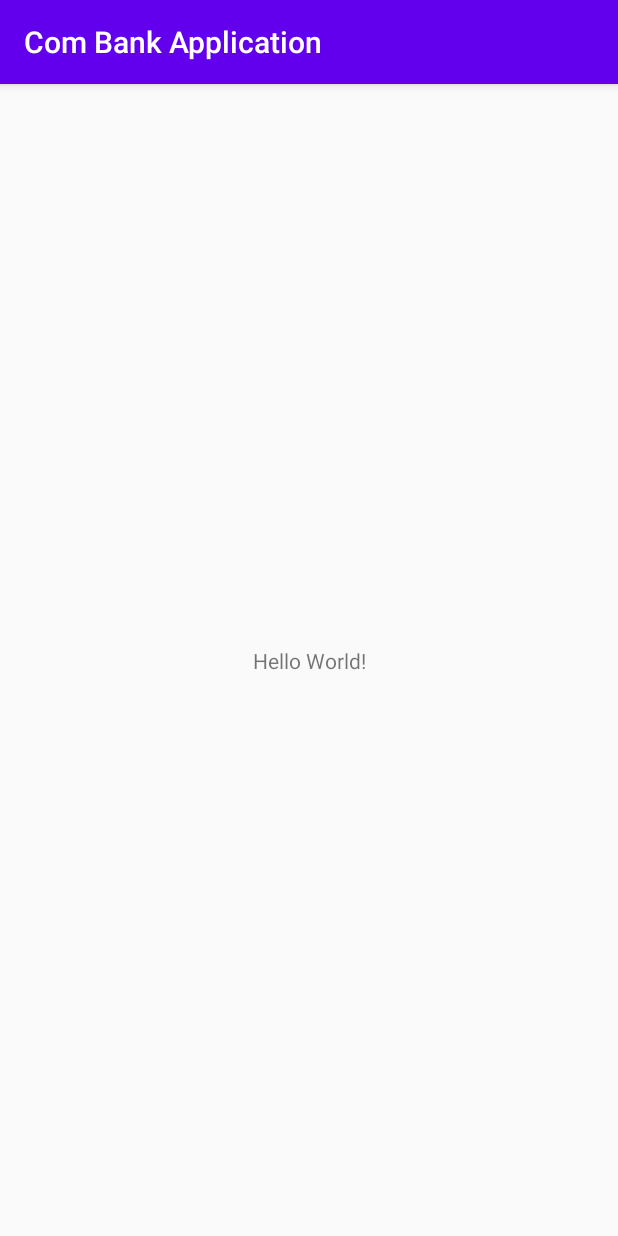
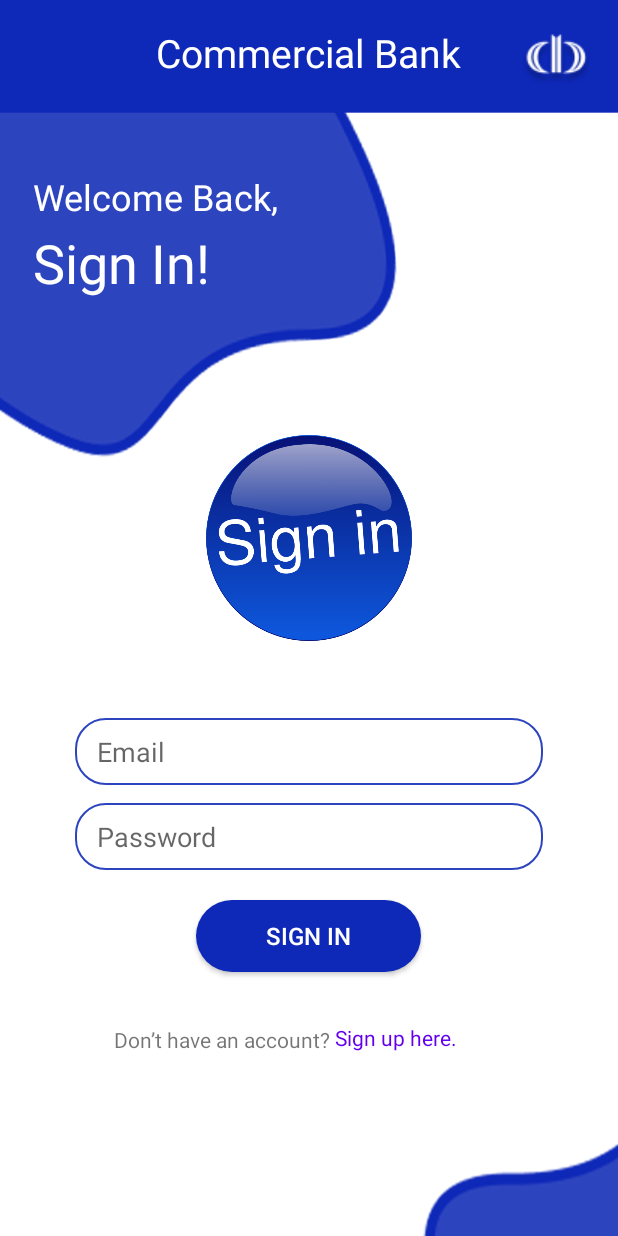
Before and after one commit to AshenSenevirathne/Com-Bank-App, an Android app: the screen it shows after launch (MainActivity before the commit, AS_Login after it), on a phone screen of 412 x 824 dp. Run offline under Robolectric (Android 15) with nearby library versions, the phone set to English and light mode, and no system bars.

Commit message:
Sign In Interface Created.

```diff
--- a/app/src/main/AndroidManifest.xml
+++ b/app/src/main/AndroidManifest.xml
@@ -9,13 +9,16 @@
         android:roundIcon="@mipmap/ic_launcher_round"
         android:supportsRtl="true"
         android:theme="@style/AppTheme">
-        <activity android:name=".MainActivity">
+        <activity android:name=".AS_Login">
             <intent-filter>
                 <action android:name="android.intent.action.MAIN" />
 
                 <category android:name="android.intent.category.LAUNCHER" />
             </intent-filter>
         </activity>
+        <activity android:name=".MainActivity">
+
+        </activity>
     </application>
 
 </manifest>
--- /dev/null
+++ b/app/src/main/java/com/example/combankapplication/AS_Login.java
@@ -0,0 +1,28 @@
+package com.example.combankapplication;
+
+import androidx.appcompat.app.AppCompatActivity;
+
+import android.content.Intent;
+import android.os.Bundle;
+import android.util.Log;
+import android.view.View;
+import android.widget.Button;
+
+public class AS_Login extends AppCompatActivity {
+
+    private Button LoginBtn;
+    @Override
+    protected void onCreate(Bundle savedInstanceState) {
+        super.onCreate(savedInstanceState);
+        setContentView(R.layout.activity_a_s__login);
+
+        LoginBtn = findViewById(R.id.LoginBtn);
+
+        LoginBtn.setOnClickListener(new View.OnClickListener() {
+            @Override
+            public void onClick(View v) {
+                startActivity(new Intent(AS_Login.this, MainActivity.class));
+            }
+        });
+    }
+}
--- /dev/null
+++ b/app/src/main/res/drawable/button_style.xml
@@ -0,0 +1,5 @@
+<?xml version="1.0" encoding="utf-8"?>
+<shape xmlns:android="http://schemas.android.com/apk/res/android" android:shape="rectangle">
+    <solid android:color="#0E28B8" />
+    <corners android:radius="60px"/>
+</shape>
--- /dev/null
+++ b/app/src/main/res/drawable/text_box_style.xml
@@ -0,0 +1,14 @@
+<?xml version="1.0" encoding="utf-8"?>
+<shape xmlns:android="http://schemas.android.com/apk/res/android">
+
+    <solid android:color="#ffffff"/>
+    <stroke
+        android:width="1dp"
+        android:color="#2D44BF"/>
+    <corners android:radius="20dp"/>
+    <padding
+        android:bottom="10dp"
+        android:top="10dp"
+        android:left="15dp"
+        android:right="15dp" />
+</shape>
--- /dev/null
+++ b/app/src/main/res/layout/activity_a_s__login.xml
@@ -0,0 +1,165 @@
+<?xml version="1.0" encoding="utf-8"?>
+<androidx.constraintlayout.widget.ConstraintLayout xmlns:android="http://schemas.android.com/apk/res/android"
+    xmlns:app="http://schemas.android.com/apk/res-auto"
+    xmlns:tools="http://schemas.android.com/tools"
+    android:layout_width="match_parent"
+    android:layout_height="match_parent"
+    android:background="@drawable/main_background_layout"
+    tools:context=".AS_Login">
+
+    <TextView
+        android:id="@+id/textView4"
+        android:layout_width="wrap_content"
+        android:layout_height="wrap_content"
+        android:text="Commercial Bank"
+        android:textColor="@android:color/background_light"
+        android:textSize="26sp"
+        app:layout_constraintBottom_toBottomOf="parent"
+        app:layout_constraintEnd_toEndOf="parent"
+        app:layout_constraintHorizontal_bias="0.497"
+        app:layout_constraintStart_toStartOf="parent"
+        app:layout_constraintTop_toTopOf="parent"
+        app:layout_constraintVertical_bias="0.022" />
+
+    <TextView
+        android:id="@+id/textView"
+        android:layout_width="wrap_content"
+        android:layout_height="wrap_content"
+        android:text="Welcome Back,"
+        android:textColor="@android:color/background_light"
+        android:textSize="24sp"
+        app:layout_constraintBottom_toBottomOf="parent"
+        app:layout_constraintEnd_toEndOf="parent"
+        app:layout_constraintHorizontal_bias="0.088"
+        app:layout_constraintStart_toStartOf="parent"
+        app:layout_constraintTop_toTopOf="parent"
+        app:layout_constraintVertical_bias="0.145" />
+
+    <TextView
+        android:id="@+id/textView2"
+        android:layout_width="wrap_content"
+        android:layout_height="wrap_content"
+        android:text="Sign In!"
+        android:textColor="@android:color/background_light"
+        android:textSize="36sp"
+        app:layout_constraintBottom_toBottomOf="parent"
+        app:layout_constraintEnd_toEndOf="parent"
+        app:layout_constraintHorizontal_bias="0.075"
+        app:layout_constraintStart_toStartOf="parent"
+        app:layout_constraintTop_toTopOf="parent"
+        app:layout_constraintVertical_bias="0.194" />
+
+    <ImageView
+        android:id="@+id/imageView2"
+        android:layout_width="wrap_content"
+        android:layout_height="wrap_content"
+        app:layout_constraintBottom_toBottomOf="parent"
+        app:layout_constraintEnd_toEndOf="parent"
+        app:layout_constraintHorizontal_bias="0.955"
+        app:layout_constraintStart_toStartOf="parent"
+        app:layout_constraintTop_toTopOf="parent"
+        app:layout_constraintVertical_bias="0.021"
+        app:srcCompat="@drawable/com_bank_logo" />
+
+
+
+    <EditText
+        android:id="@+id/email"
+        android:layout_width="match_parent"
+        android:layout_height="wrap_content"
+        android:layout_marginLeft="50dp"
+        android:layout_marginRight="50dp"
+        android:background="@drawable/text_box_style"
+        android:ems="10"
+        android:hint="Email"
+        android:inputType="textPersonName"
+        android:textColor="@android:color/darker_gray"
+        app:layout_constraintBottom_toBottomOf="parent"
+        app:layout_constraintTop_toTopOf="parent"
+        app:layout_constraintVertical_bias="0.614"
+        tools:layout_editor_absoluteX="0dp" />
+
+    <EditText
+        android:id="@+id/password"
+        android:layout_width="match_parent"
+        android:layout_height="wrap_content"
+        android:layout_marginLeft="50dp"
+        android:layout_marginRight="50dp"
+        android:layout_marginTop="12dp"
+        android:background="@drawable/text_box_style"
+        android:ems="10"
+        android:hint="Password"
+        android:inputType="textPersonName"
+        android:textColor="@android:color/darker_gray"
+        app:layout_constraintTop_toBottomOf="@+id/email"
+        tools:layout_editor_absoluteX="50dp" />
+
+    <Button
+        android:id="@+id/LoginBtn"
+        android:layout_width="150dp"
+        android:layout_height="wrap_content"
+        android:layout_marginTop="20dp"
+        android:background="@drawable/button_style"
+        android:text="Sign In"
+        android:textColor="@android:color/background_light"
+        android:textSize="16sp"
+        app:layout_constraintEnd_toEndOf="parent"
+        app:layout_constraintHorizontal_bias="0.498"
+        app:layout_constraintStart_toStartOf="parent"
+        app:layout_constraintTop_toBottomOf="@+id/password" />
+
+    <LinearLayout
+        android:id="@+id/linearLayout"
+        android:layout_width="match_parent"
+        android:layout_height="50dp"
+        android:orientation="horizontal"
+        app:layout_constraintBottom_toBottomOf="parent"
+        app:layout_constraintTop_toBottomOf="@+id/LoginBtn"
+        app:layout_constraintVertical_bias="0.153"
+        tools:layout_editor_absoluteX="0dp">
+
+        <androidx.constraintlayout.widget.ConstraintLayout
+            android:layout_width="match_parent"
+            android:layout_height="match_parent">
+
+            <TextView
+                android:id="@+id/textView6"
+                android:layout_width="wrap_content"
+                android:layout_height="wrap_content"
+                android:layout_marginStart="76dp"
+                android:layout_marginLeft="76dp"
+                android:text="Don’t have an account? "
+                app:layout_constraintBottom_toBottomOf="parent"
+                app:layout_constraintStart_toStartOf="parent"
+                app:layout_constraintTop_toTopOf="parent"
+                app:layout_constraintVertical_bias="0.516" />
+
+            <TextView
+                android:id="@+id/textView7"
+                android:layout_width="wrap_content"
+                android:layout_height="wrap_content"
+                android:layout_marginEnd="16dp"
+                android:layout_marginRight="16dp"
+                android:text="Sign up here."
+                android:textColor="@color/colorPrimary"
+                app:layout_constraintBottom_toBottomOf="parent"
+                app:layout_constraintEnd_toEndOf="parent"
+                app:layout_constraintHorizontal_bias="0.0"
+                app:layout_constraintStart_toEndOf="@+id/textView6"
+                app:layout_constraintTop_toTopOf="parent"
+                app:layout_constraintVertical_bias="0.483" />
+        </androidx.constraintlayout.widget.ConstraintLayout>
+    </LinearLayout>
+
+    <ImageView
+        android:id="@+id/imageView3"
+        android:layout_width="137dp"
+        android:layout_height="164dp"
+        app:layout_constraintBottom_toBottomOf="parent"
+        app:layout_constraintEnd_toEndOf="parent"
+        app:layout_constraintStart_toStartOf="parent"
+        app:layout_constraintTop_toTopOf="parent"
+        app:layout_constraintVertical_bias="0.419"
+        app:srcCompat="@drawable/sign_in" />
+
+</androidx.constraintlayout.widget.ConstraintLayout>
--- a/app/src/main/res/values/styles.xml
+++ b/app/src/main/res/values/styles.xml
@@ -1,10 +1,15 @@
 <resources>
     <!-- Base application theme. -->
-    <style name="AppTheme" parent="Theme.AppCompat.Light.DarkActionBar">
+    <style name="AppTheme" parent="Theme.AppCompat.Light.NoActionBar">
         <!-- Customize your theme here. -->
-        <item name="colorPrimary">@color/colorPrimary</item>
-        <item name="colorPrimaryDark">@color/colorPrimaryDark</item>
+        <item name="colorPrimary">#2D44BF</item>
+        <item name="colorPrimaryDark">#0E28B8</item>
         <item name="colorAccent">@color/colorAccent</item>
     </style>
 
+    <style name="AppTheme.NoActionBar">
+        <item name="windowActionBar">false</item>
+        <item name="windowNoTitle">true</item>
+    </style>
+
 </resources>
```
Also changed, not shown: app/src/main/res/drawable/com_bank_logo.png (added), app/src/main/res/drawable/main_background_layout.png (added), app/src/main/res/drawable/sign_in.png (added).
